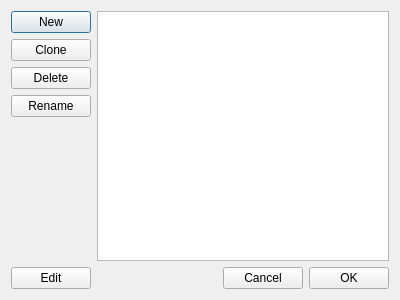
First picture: the form in mqt/MqtBase/StartConfigManager.ui, repository Rsclub22/Minos2-Mirror, before the edit.
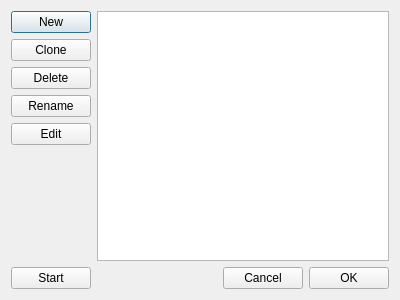
Second picture: the form after the edit.

Commit message: Implement checkEnabled

Diff of the .ui file:
```diff
--- a/mqt/MqtBase/StartConfigManager.ui
+++ b/mqt/MqtBase/StartConfigManager.ui
@@ -46,6 +46,13 @@
          </property>
         </widget>
        </item>
+       <item>
+        <widget class="QPushButton" name="editButton">
+         <property name="text">
+          <string>Edit</string>
+         </property>
+        </widget>
+       </item>
        <item>
         <spacer name="verticalSpacer">
          <property name="orientation">
@@ -76,9 +83,9 @@
    <item>
     <layout class="QHBoxLayout" name="horizontalLayout">
      <item>
-      <widget class="QPushButton" name="editButton">
+      <widget class="QPushButton" name="startStopButton">
        <property name="text">
-        <string>Edit</string>
+        <string>Start</string>
        </property>
       </widget>
      </item>
```
The commit also changes 2 other files.
